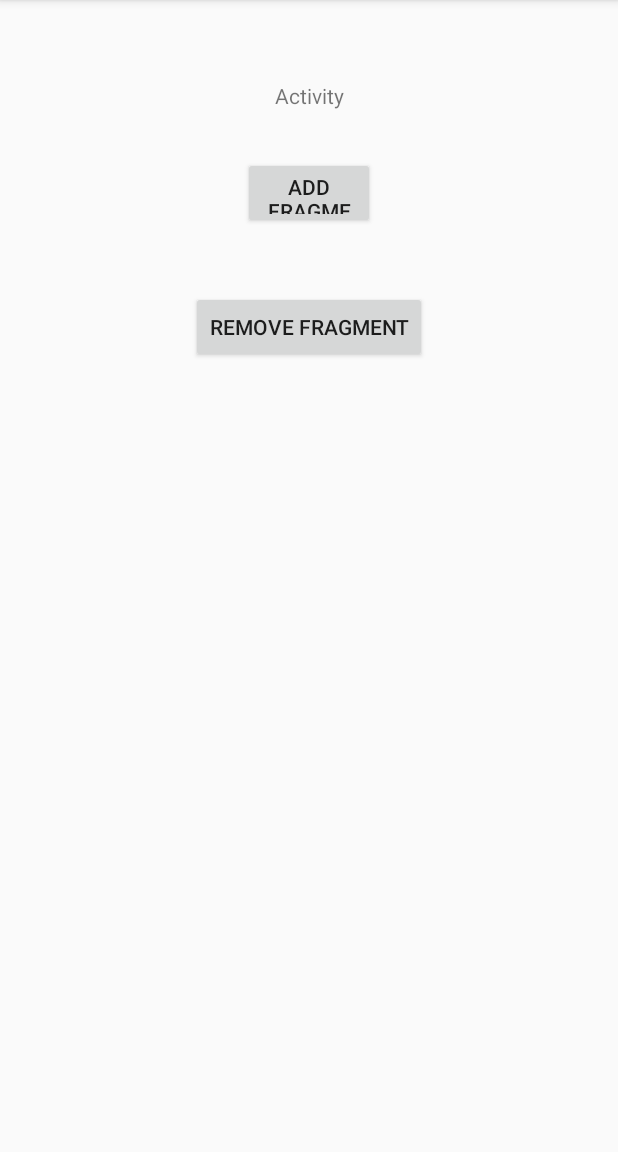
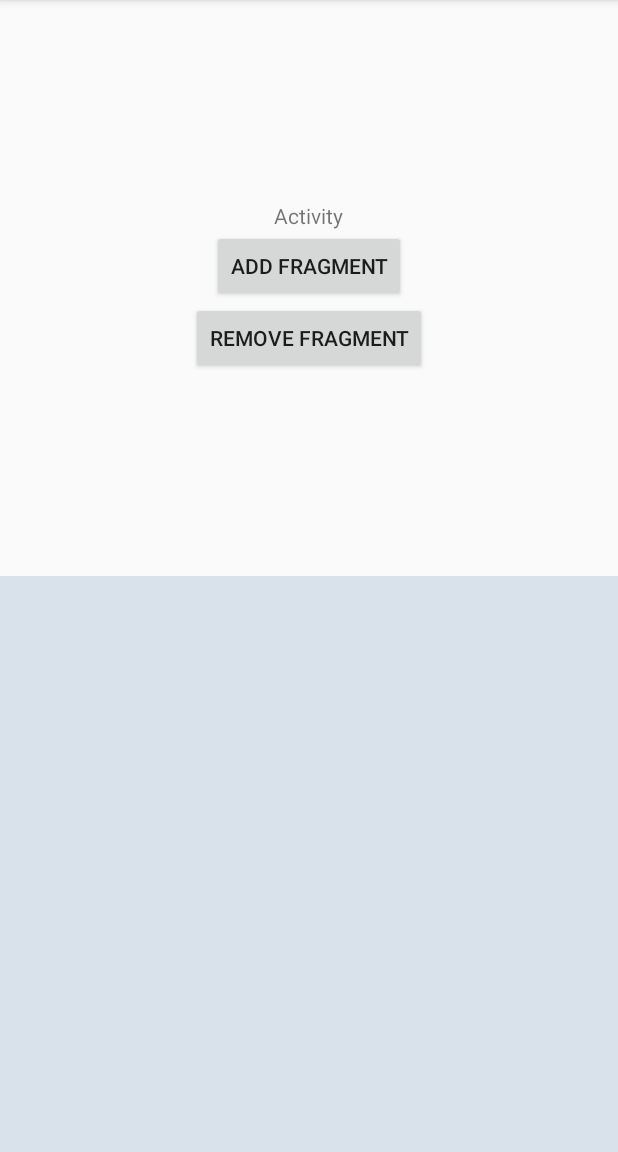
Before and after one commit to MumAroi/android-test, an Android app: the screen it shows after launch (MainActivity), on a phone screen of 412 x 824 dp, the part 84-1236 px from its top. Run offline under Robolectric (Android 15) with nearby library versions, the phone set to English and light mode, and no system bars.

Commit message:
update fragment

```diff
--- a/MyFragmentTest/app/src/main/java/com/example/paramas_wae/myfragmenttest/MainActivity.java
+++ b/MyFragmentTest/app/src/main/java/com/example/paramas_wae/myfragmenttest/MainActivity.java
@@ -1,16 +1,50 @@
 package com.example.paramas_wae.myfragmenttest;
 
+import android.support.v4.app.Fragment;
 import android.support.v7.app.AppCompatActivity;
 import android.os.Bundle;
+import android.util.Log;
+import android.view.View;
+import android.widget.Button;
 
 public class MainActivity extends AppCompatActivity {
+    Button bntAddFragment;
+    Button bntRemoeFragment;
+    private Button button;
+    private static final String TAG_FRAGMENT = "tag_fragment";
 
     @Override
     protected void onCreate(Bundle savedInstanceState) {
         super.onCreate(savedInstanceState);
         setContentView(R.layout.activity_main);
 
-        MyFragment myFragment = MyFragment.newInstance();
-        getSupportFragmentManager().beginTransaction().add(R.layout.activity_main, myFragment).commit();
+        bntAddFragment = (Button) findViewById(R.id.btn_add_fragment);
+        bntRemoeFragment = (Button) findViewById(R.id.btn_remove_fragment);
+
+        bntAddFragment.setOnClickListener(onAddFragmentClickListener);
+        bntRemoeFragment.setOnClickListener(onRemoveFragmentClickListener);
     }
+
+    private View.OnClickListener onAddFragmentClickListener = new View.OnClickListener() {
+        @Override
+        public void onClick(View v) {
+            getSupportFragmentManager()
+                    .beginTransaction()
+                    .add(R.id.layout_fragment_container, MyFragment.newInstance(), TAG_FRAGMENT)
+                    .commit();
+        }
+    };
+
+    private View.OnClickListener onRemoveFragmentClickListener = new View.OnClickListener() {
+        @Override
+        public void onClick(View v) {
+            Fragment fragment = getSupportFragmentManager().findFragmentByTag(TAG_FRAGMENT);
+            if (fragment != null) {
+                getSupportFragmentManager()
+                        .beginTransaction()
+                        .remove(fragment)
+                        .commit();
+            }
+        }
+    };
 }
--- a/MyFragmentTest/app/src/main/java/com/example/paramas_wae/myfragmenttest/MyFragment.java
+++ b/MyFragmentTest/app/src/main/java/com/example/paramas_wae/myfragmenttest/MyFragment.java
@@ -14,7 +14,7 @@ import android.widget.Button;
  * A simple {@link Fragment} subclass.
  */
 public class MyFragment extends Fragment {
-
+    private Button btnClose;
 
     public static MyFragment newInstance() {
         return new MyFragment();
@@ -34,6 +34,17 @@ public class MyFragment extends Fragment {
     @Override
     public void onViewCreated(View view, @Nullable Bundle savedInstanceState) {
         super.onViewCreated(view, savedInstanceState);
-//        btnClose = (Button) view.findViewById(R.id.)
+        btnClose = (Button) view.findViewById(R.id.bnt_colse);
+        btnClose.setOnClickListener(onCloseClickListener);
     }
+
+    private View.OnClickListener onCloseClickListener = new View.OnClickListener() {
+        @Override
+        public void onClick(View v) {
+            getFragmentManager()
+                    .beginTransaction()
+                    .remove(MyFragment.this)
+                    .commit();
+        }
+    };
 }
--- a/MyFragmentTest/app/src/main/res/layout/activity_main.xml
+++ b/MyFragmentTest/app/src/main/res/layout/activity_main.xml
@@ -1,56 +1,44 @@
 <?xml version="1.0" encoding="utf-8"?>
-<android.support.constraint.ConstraintLayout xmlns:android="http://schemas.android.com/apk/res/android"
-    xmlns:app="http://schemas.android.com/apk/res-auto"
+<LinearLayout xmlns:android="http://schemas.android.com/apk/res/android"
     xmlns:tools="http://schemas.android.com/tools"
+    android:id="@+id/main_activity"
     android:layout_width="match_parent"
     android:layout_height="match_parent"
-    tools:context="com.example.paramas_wae.myfragmenttest.MainActivity"
-    android:id="@+id/main_activity">
+    android:gravity="center"
+    android:orientation="vertical"
+    tools:context="com.example.paramas_wae.myfragmenttest.MainActivity">
+
+    <LinearLayout
+        android:layout_width="match_parent"
+        android:layout_height="0dp"
+        android:layout_weight="1"
+        android:gravity="center"
+        android:orientation="vertical">
 
         <TextView
             android:id="@+id/activity_textview"
             android:layout_width="wrap_content"
             android:layout_height="wrap_content"
-        android:text="Activity"
-        app:layout_constraintTop_toTopOf="parent"
-        android:layout_marginTop="54dp"
-        app:layout_constraintLeft_toLeftOf="parent"
-        app:layout_constraintRight_toRightOf="parent"
-        tools:layout_constraintRight_creator="1"
-        tools:layout_constraintLeft_creator="1" />
+            android:text="Activity" />
 
         <Button
             android:id="@+id/btn_add_fragment"
-        android:layout_width="88dp"
-        android:layout_height="48dp"
-        android:text="ADD FRAGMENT"
-        android:layout_marginTop="31dp"
-        app:layout_constraintTop_toBottomOf="@+id/activity_textview"
-        app:layout_constraintRight_toRightOf="parent"
-        app:layout_constraintLeft_toLeftOf="parent"
-        tools:layout_constraintRight_creator="1"
-        tools:layout_constraintLeft_creator="1" />
+            android:layout_width="wrap_content"
+            android:layout_height="wrap_content"
+            android:text="ADD FRAGMENT" />
 
         <Button
             android:id="@+id/btn_remove_fragment"
             android:layout_width="wrap_content"
             android:layout_height="wrap_content"
-        android:text="REMOVE FRAGMENT"
-        android:layout_marginTop="41dp"
-        app:layout_constraintTop_toBottomOf="@+id/btn_add_fragment"
-        app:layout_constraintRight_toRightOf="parent"
-        app:layout_constraintLeft_toLeftOf="parent" />
+            android:text="REMOVE FRAGMENT" />
+    </LinearLayout>
 
     <FrameLayout
         android:id="@+id/layout_fragment_container"
-        android:layout_width="326dp"
-        android:layout_height="184dp"
-        app:layout_constraintRight_toRightOf="parent"
-        android:layout_marginTop="61dp"
-        app:layout_constraintTop_toBottomOf="@+id/btn_remove_fragment"
-        app:layout_constraintLeft_toLeftOf="parent">
+        android:layout_width="match_parent"
+        android:layout_height="0dp"
+        android:layout_weight="1"
+        android:background="#d9e1ea" />
 
-    </FrameLayout>
-
-
-</android.support.constraint.ConstraintLayout>
+</LinearLayout>
--- a/MyFragmentTest/app/src/main/res/layout/fragment_my.xml
+++ b/MyFragmentTest/app/src/main/res/layout/fragment_my.xml
@@ -12,7 +12,7 @@
         android:layout_height="wrap_content"
         android:text="It's me! Home Fragment!"
         app:layout_constraintTop_toTopOf="parent"
-        android:layout_marginTop="181dp"
+        android:layout_marginTop="16dp"
         app:layout_constraintRight_toRightOf="parent"
         app:layout_constraintLeft_toLeftOf="parent"
         app:layout_constraintHorizontal_bias="0.502" />
@@ -24,6 +24,6 @@
         tools:layout_constraintTop_creator="1"
         app:layout_constraintRight_toRightOf="parent"
         app:layout_constraintLeft_toLeftOf="parent"
-        android:layout_marginTop="42dp"
+        android:layout_marginTop="44dp"
         app:layout_constraintTop_toBottomOf="@+id/textView" />
 </android.support.constraint.ConstraintLayout>
```
Lines whose indentation alone changed are shown as unchanged.
